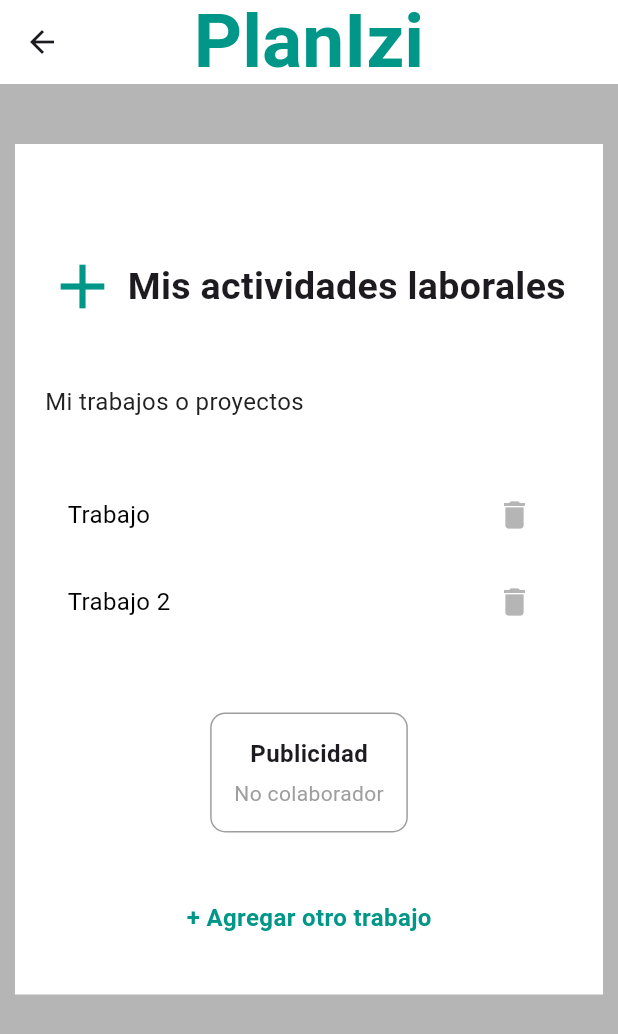
After one commit to AN5THONY/PlanIzi.V1.0.0, a Flutter app: the WorkActivityScreen screen opened directly, on a phone screen of 412 x 824 dp. The commit adds this screen. Shown: the top 1034 px of the screen. Run offline on Flutter 3.47's test engine with Material 3 defaults, Android fonts, the phone set to English and light mode, and no system bars; our stand-ins replace carousel_slider, flutter_speed_dial, google_fonts, table_calendar; network calls fail.

Commit message:
agregado de las nuevas actividades

```diff
--- /dev/null
+++ b/lib/models/cookie_data.dart
@@ -0,0 +1,5 @@
+class CookieData {
+  final String nombre;
+
+  CookieData({required this.nombre});
+}
--- /dev/null
+++ b/lib/models/daily_data.dart
@@ -0,0 +1,5 @@
+class DailyData {
+  final String nombre;
+
+  DailyData({required this.nombre});
+}
--- /dev/null
+++ b/lib/models/work_data.dart
@@ -0,0 +1,5 @@
+class WorkData {
+  final String nombre;
+
+  WorkData({required this.nombre});
+}
--- /dev/null
+++ b/lib/views/Activity/work_activity_screen.dart
@@ -0,0 +1,118 @@
+import 'package:flutter/material.dart';
+import 'package:plan_izi_v2/models/work_data.dart';
+import 'package:plan_izi_v2/theme/app_colors.dart';
+import 'package:plan_izi_v2/widgets/Publicidad/espacio_publi.dart';
+import 'package:plan_izi_v2/widgets/theWorking/a_work.dart';
+
+class WorkActivityScreen extends StatefulWidget {
+  const WorkActivityScreen({super.key});
+
+  @override
+  State<WorkActivityScreen> createState() => _WorkActivityScreenState();
+}
+
+class _WorkActivityScreenState extends State<WorkActivityScreen> {
+   final List<WorkData> trabajos = [
+    WorkData(nombre: 'Trabajo'),
+    WorkData(nombre: 'Trabajo 2'),
+  ];
+
+   void _agregarTrabajo() {
+    setState(() {
+      trabajos.add(WorkData(nombre: 'Nuevo Trabajo'));
+    });
+  }
+
+  void _eliminarTrabajo(int index) {
+    setState(() {
+      trabajos.removeAt(index);
+    });
+  }
+
+  @override
+  Widget build(BuildContext context) {
+    return  Scaffold(
+      appBar: AppBar(
+        backgroundColor: Colors.white,
+        elevation: 0,
+        title: const Text(
+          'PlanIzi',
+          style: TextStyle(
+            fontSize: 50,
+            color: Colors.teal,
+            fontWeight: FontWeight.bold,
+          ),
+        ),
+        centerTitle: true,
+      ),
+      body: SingleChildScrollView(
+        child: Container(
+          padding: const EdgeInsets.symmetric(vertical: 20),
+          margin: const EdgeInsets.symmetric(vertical: 40, horizontal: 10),
+          decoration: const BoxDecoration( color: AppColors.cardBackground),
+          child: Padding(
+            padding: const EdgeInsets.all(20),
+            child: Column(
+              crossAxisAlignment: CrossAxisAlignment.start,
+              children: [
+                const SizedBox(height: 30,),
+
+                const Row(
+
+                  children: [
+                    Icon(Icons.add, color: Colors.teal, size: 50, ),
+                    SizedBox(width: 5),
+                    Text(
+                      'Mis actividades laborales',
+                      style: TextStyle(fontSize: 25, fontWeight: FontWeight.bold),
+                    ),
+                  ],
+
+
+                ),
+                const SizedBox(height: 40),
+
+                const Text(
+                  'Mi trabajos o proyectos',
+                  style: TextStyle(fontSize: 16, color: AppColors.textPrimary),
+                ),
+
+                const SizedBox(height: 35),
+                ...trabajos.asMap().entries.map((entry) {
+                  int index = entry.key;
+                  WorkData trabajo = entry.value;
+                  return TrabajoItem(
+                    trabajo: trabajo,
+                    onDelete: () => _eliminarTrabajo(index),
+                  );
+                }),
+
+                const SizedBox(height: 30),
+
+                const Center(child: EspacioPublicidad()),
+
+                const SizedBox(height: 30),
+
+                GestureDetector(
+                  onTap: _agregarTrabajo,
+                  child: const Center(
+                    child: Text(
+                      '+ Agregar otro trabajo',
+                      style: TextStyle(
+                        color: Colors.teal,
+                        fontSize: 16,
+                        fontWeight: FontWeight.bold,
+                      ),
+                    ),
+                  ),
+                ),
+
+
+              ],
+            ),
+          ),
+        ),
+      ),
+    );
+  }
+}
--- a/lib/views/Menu/main_menu.dart
+++ b/lib/views/Menu/main_menu.dart
@@ -51,7 +51,7 @@ class MainMenu extends StatelessWidget {
               OptionsScreen()
             ]),
           floatingActionButton: CustomSpeedDial(
-            children: getButtonData())
+            children: getButtonData(context))
 
         ),
       ),
--- /dev/null
+++ b/lib/widgets/Publicidad/espacio_publi.dart
@@ -0,0 +1,30 @@
+import 'package:flutter/material.dart';
+
+class EspacioPublicidad extends StatelessWidget {
+  const EspacioPublicidad({super.key});
+
+  @override
+  Widget build(BuildContext context) {
+    return Container(
+      margin: const EdgeInsets.symmetric(vertical: 15),
+      padding: const EdgeInsets.all(15),
+      decoration: BoxDecoration(
+        border: Border.all(color: Colors.grey),
+        borderRadius: BorderRadius.circular(10),
+      ),
+      child: const Column(
+        children: [
+          Text(
+            'Publicidad',
+            style: TextStyle(fontSize: 16, fontWeight: FontWeight.bold),
+          ),
+          SizedBox(height: 5),
+          Text(
+            'No colaborador',
+            style: TextStyle(color: Colors.grey),
+          ),
+        ],
+      ),
+    );
+  }
+}
--- /dev/null
+++ b/lib/widgets/theWorking/a_work.dart
@@ -0,0 +1,37 @@
+import 'package:flutter/material.dart';
+import 'package:plan_izi_v2/models/work_data.dart';
+import 'package:plan_izi_v2/theme/app_colors.dart';
+
+class TrabajoItem extends StatelessWidget {
+  final WorkData trabajo;
+  final VoidCallback onDelete;
+
+  const TrabajoItem({super.key, required this.trabajo, required this.onDelete});
+
+  @override
+  Widget build(BuildContext context) {
+    return Padding(
+      padding: const EdgeInsets.symmetric(vertical: 5),
+      child: Container(
+        padding: const EdgeInsets.symmetric(horizontal: 15),
+        decoration: BoxDecoration(
+          color: AppColors.cardBackground,
+          borderRadius: BorderRadius.circular(8),
+        ),
+        child: Row(
+          mainAxisAlignment: MainAxisAlignment.spaceBetween,
+          children: [
+            Text(
+              trabajo.nombre,
+              style: const TextStyle(fontSize: 16, color: AppColors.backgroundback),
+            ),
+            IconButton(
+              icon: const Icon(Icons.delete, color: AppColors.background),
+              onPressed: onDelete,
+            ),
+          ],
+        ),
+      ),
+    );
+  }
+}
```
Also changed, not shown: lib/models/botom_data.dart (+42 -3 lines), lib/views/Activity/cookie_activity_screen.dart (added, +123 -0 lines), lib/views/Activity/daily_activity_screen.dart (added, +122 -0 lines), lib/widgets/cookieActivity/a_cookie.dart (added, +37 -0 lines), lib/widgets/dailyActivity/a_daily.dart (added, +37 -0 lines).
